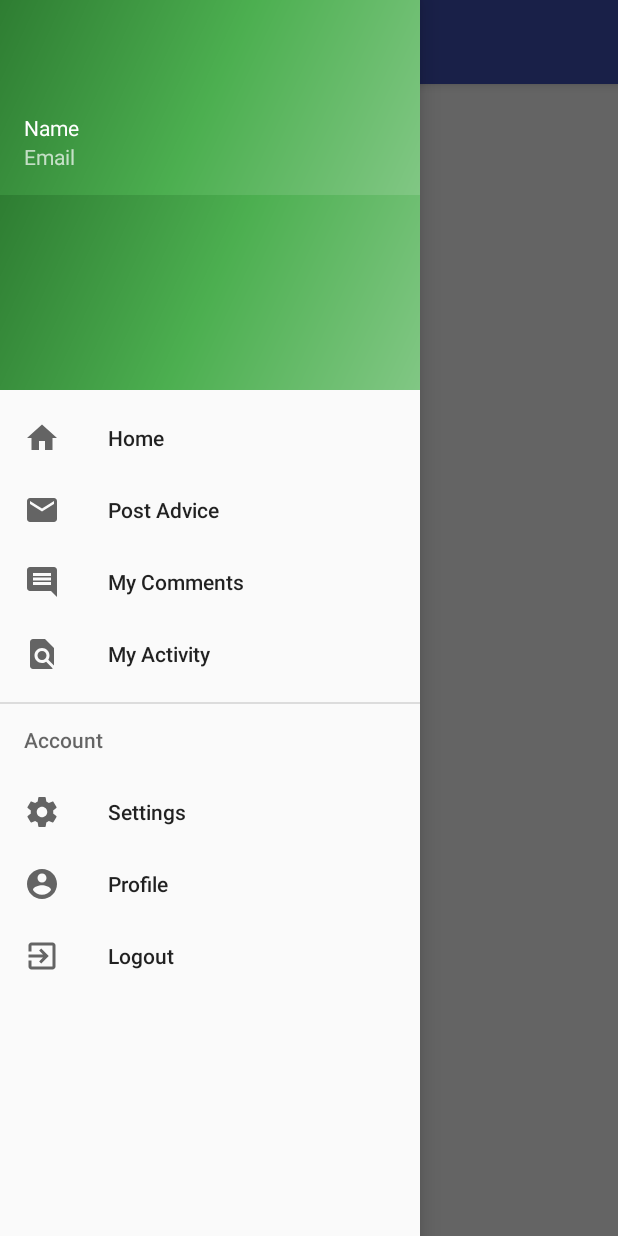
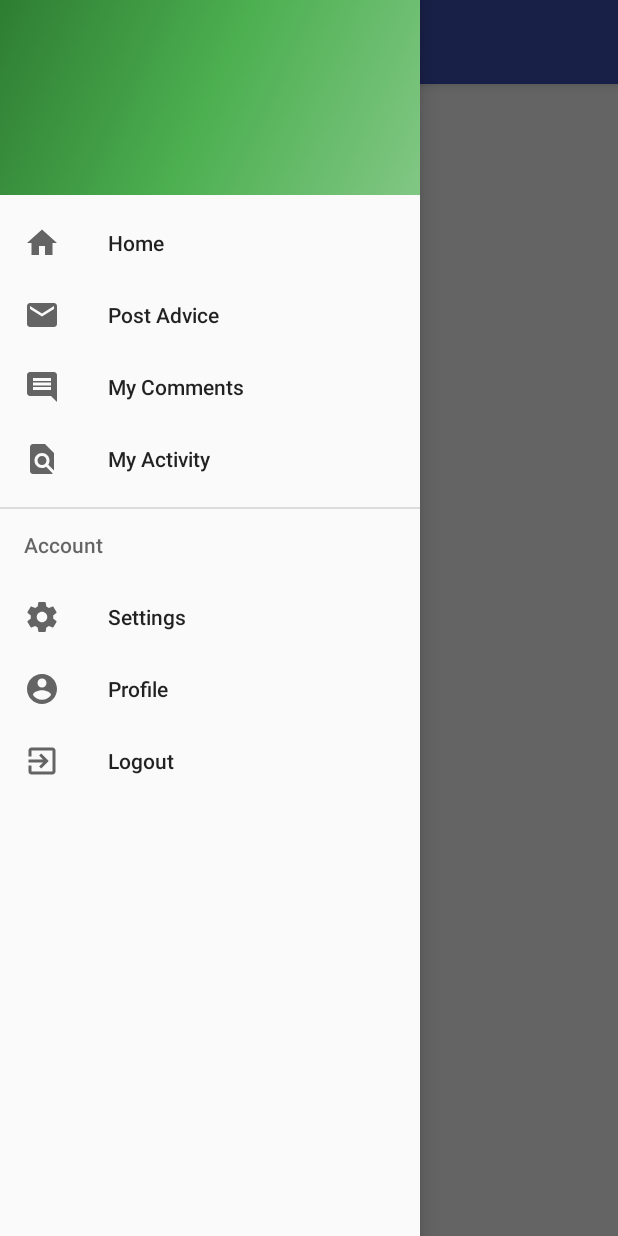
Before and after one commit to PadraigPowell/StudentAdvice, an Android app: the screen it shows after launch once a user with an empty profile is signed in (MainActivity), with the side drawer open, on a phone screen of 412 x 824 dp. Run offline under Robolectric (Android 15) with nearby library versions, the light colour scheme and no system bars; our stand-ins replace Firebase (no records; nobody signed in at launch, a user with empty details on screens opened directly); libraries missing offline, so code that uses them is left out: com.facebook, com.facebook.login, com.firebase.client; 8 statements that could not run were skipped.

Commit message:
finishing touches update

```diff
--- a/app/src/main/java/project/year/afinal/studentadvice/MainActivity.java
+++ b/app/src/main/java/project/year/afinal/studentadvice/MainActivity.java
@@ -16,6 +16,7 @@ import android.support.v7.app.AppCompatActivity;
 import android.support.v7.widget.Toolbar;
 import android.view.Menu;
 import android.view.MenuItem;
+import android.view.LayoutInflater;
 import android.widget.ImageView;
 import android.widget.TextView;
 import android.widget.Toast;
@@ -63,9 +64,11 @@ public class MainActivity extends AppCompatActivity
     @Override
     protected void onStart() {
         super.onStart();
+
         NavigationView navigationView = (NavigationView) findViewById(R.id.nav_view);
         navigationView.setNavigationItemSelectedListener(this);
-        View header = navigationView.inflateHeaderView(R.layout.nav_header_main);
+
+        View header = navigationView.getHeaderView(0);
 
         name = (TextView) header.findViewById(R.id.displayName);
         email = (TextView) header.findViewById(R.id.displayEmail);
@@ -80,7 +83,6 @@ public class MainActivity extends AppCompatActivity
         String imageUrl = intent.getStringExtra("profile_picture");
 
         Log.e(TAG, "onStart:" + uid + nameTmp + emailTmp);
-
 
         name.setText(nameTmp);
         email.setText(emailTmp);
--- a/app/src/main/res/layout/activity_main.xml
+++ b/app/src/main/res/layout/activity_main.xml
@@ -23,3 +23,4 @@
         app:menu="@menu/activity_main_drawer" />
 
 </android.support.v4.widget.DrawerLayout>
+    <!---->
```
